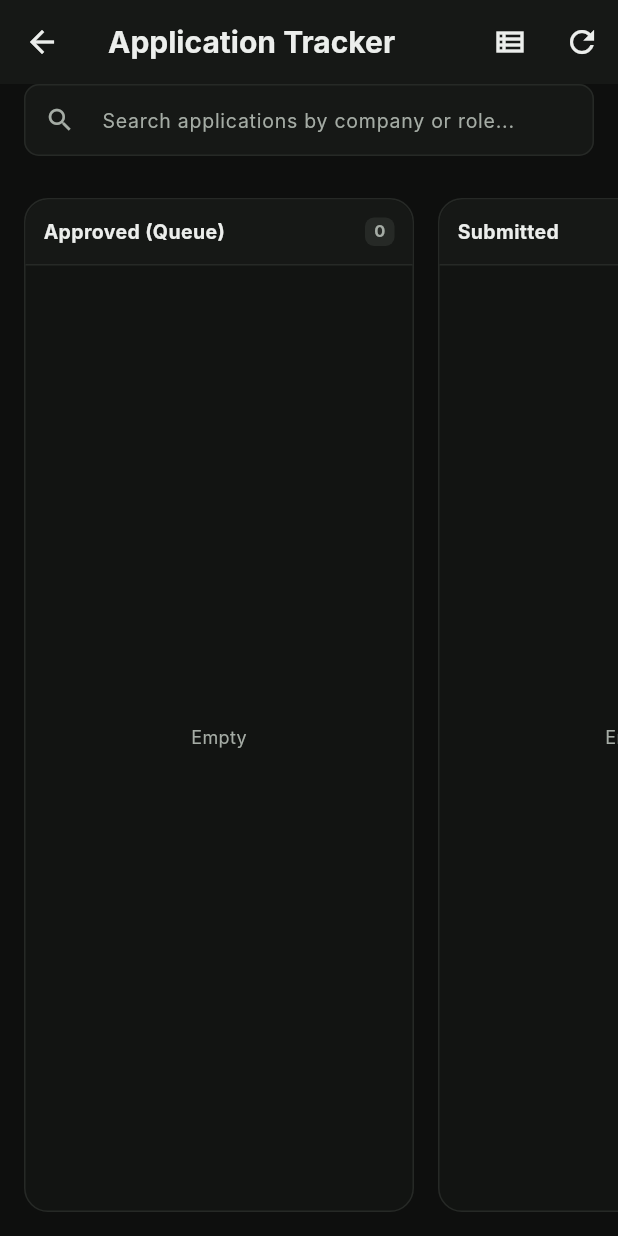
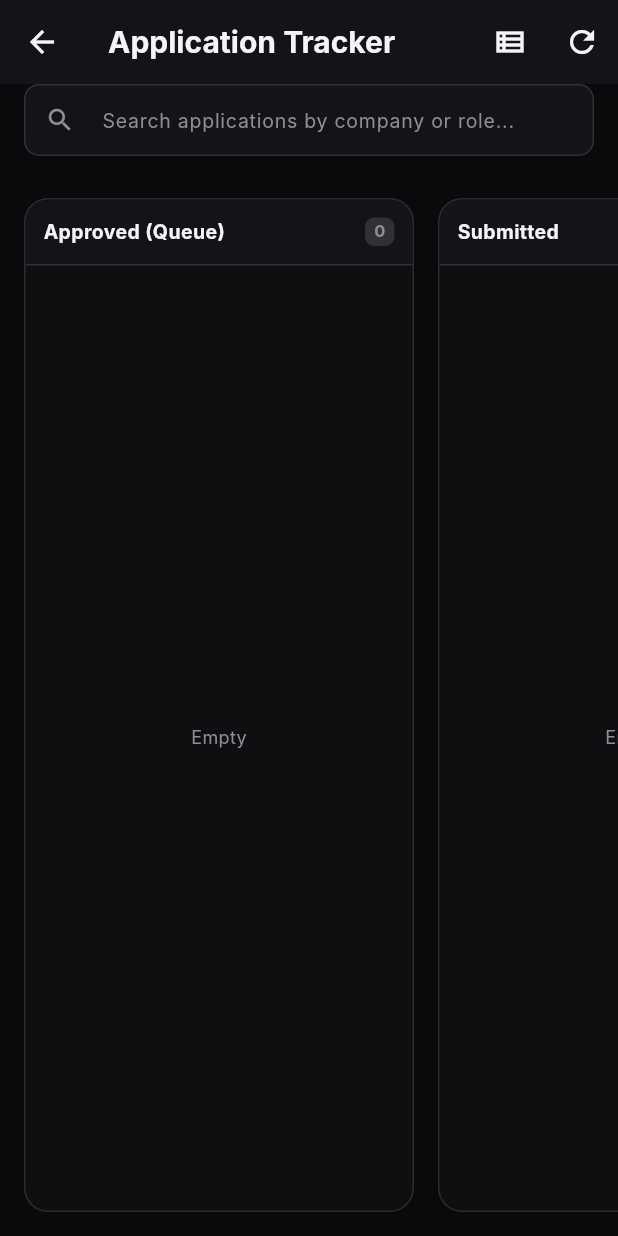
Before and after one commit to Adharsh-Arvinth/ApplyPilot, a Flutter app: the ApplicationTrackerScreen screen opened directly, after a tap on the "view kanban" icon, on a phone screen of 412 x 824 dp. Run offline on Flutter 3.47's test engine with Material 3 defaults, Android fonts, the phone set to English and light mode, and no system bars; our stand-ins replace file_picker, shared_preferences; accounts and stored records are empty; network calls fail; Roboto replaces fonts that are missing (Inter).

Commit message:
feat(design): complete Apple Music overhaul, eliminate title collision, genuine ATS proofs & 4-level evidence

```diff
--- /dev/null
+++ b/app/lib/core/apple_music_theme.dart
@@ -0,0 +1,216 @@
+import 'dart:ui';
+import 'package:flutter/material.dart';
+
+/// ApplyPilot Apple Music-Inspired Design System
+/// Combines Apple Music's dark editorial refinement with Hallmark craft:
+/// - Rich near-black backgrounds (#0A0A0C to #101014)
+/// - Deep charcoal surfaces (#141418, #1C1C24)
+/// - Strong white typography with hierarchy (#F5F5F7, #8E8E93, #636366)
+/// - Restrained semantic accents: Emerald, Coral, Violet, Blue, Amber
+/// - Translucent surfaces with BackdropFilter blur
+/// - Compact controls, table-style list rows, no repetitive cards-in-cards
+class AppleMusicTheme {
+  // 1. Dark Surfaces & Foundations
+  static const Color background = Color(0xFF0A0A0C);
+  static const Color surface = Color(0xFF141418);
+  static const Color surfaceElevated = Color(0xFF1C1C24);
+  static const Color surfaceSubtle = Color(0xFF0E0E12);
+  static const Color frostedGlass = Color(0xCC141418);
+  static const Color hairline = Color(0x1FFFFFFF);
+  static const Color hairlineProminent = Color(0x2EFFFFFF);
+
+  // 2. High-Fidelity Typography
+  static const Color textPrimary = Color(0xFFF5F5F7);
+  static const Color textSecondary = Color(0xFF8E8E93);
+  static const Color textTertiary = Color(0xFF636366);
+
+  // 3. Restrained Semantic Color System
+  static const Color emerald = Color(0xFF30D158); // Successful operations, confirmed
+  static const Color emeraldSubtle = Color(0x1F30D158);
+
+  static const Color coral = Color(0xFFFF453A); // Critical errors, pause, rejection
+  static const Color coralSubtle = Color(0x1FFF453A);
+
+  static const Color violet = Color(0xFFBF5AF2); // Gemini AI intelligence, copilot
+  static const Color violetSubtle = Color(0x1FBF5AF2);
+
+  static const Color blue = Color(0xFF0A84FF); // Discovery, links, telemetry
+  static const Color blueSubtle = Color(0x1F0A84FF);
+
+  static const Color amber = Color(0xFFFF9F0A); // Pending approval, waiting, warnings
+  static const Color amberSubtle = Color(0x1FFFF9F0A);
+
+  // 4. Geometry & Radii
+  static const double radiusControl = 8.0;
+  static const double radiusCard = 12.0;
+  static const double radiusPill = 999.0;
+
+  // 5. Typography Scale
+  static const TextStyle displayLarge = TextStyle(
+    fontSize: 28,
+    fontWeight: FontWeight.w700,
+    letterSpacing: -0.6,
+    color: textPrimary,
+  );
+
+  static const TextStyle sectionHeader = TextStyle(
+    fontSize: 20,
+    fontWeight: FontWeight.w600,
+    letterSpacing: -0.3,
+    color: textPrimary,
+  );
+
+  static const TextStyle itemTitle = TextStyle(
+    fontSize: 16,
+    fontWeight: FontWeight.w600,
+    letterSpacing: -0.1,
+    color: textPrimary,
+  );
+
+  static const TextStyle body = TextStyle(
+    fontSize: 14,
+    fontWeight: FontWeight.w400,
+    color: textSecondary,
+  );
+
+  static const TextStyle caption = TextStyle(
+    fontSize: 12,
+    fontWeight: FontWeight.w400,
+    color: textTertiary,
+  );
+
+  static const TextStyle metricLarge = TextStyle(
+    fontSize: 26,
+    fontWeight: FontWeight.w700,
+    letterSpacing: -0.5,
+    color: textPrimary,
+    fontFeatures: [FontFeature.tabularFigures()],
+  );
+
+  // 6. Common Apple Music UI Containers
+  static Widget sectionTitle(String title, {String? subtitle, Widget? action}) {
+    return Padding(
+      padding: const EdgeInsets.symmetric(vertical: 8.0),
+      child: Row(
+        mainAxisAlignment: MainAxisAlignment.spaceBetween,
+        children: [
+          Expanded(
+            child: Column(
+              crossAxisAlignment: CrossAxisAlignment.start,
+              children: [
+                Text(title, style: sectionHeader),
+                if (subtitle != null && subtitle.isNotEmpty) ...[
+                  const SizedBox(height: 2),
+                  Text(subtitle, style: caption),
+                ],
+              ],
+            ),
+          ),
+          if (action != null) action,
+        ],
+      ),
+    );
+  }
+
+  static BoxDecoration cardDecoration({bool isSelected = false, Color? customBg}) {
+    return BoxDecoration(
+      color: customBg ?? surface,
+      borderRadius: BorderRadius.circular(radiusCard),
+      border: Border.all(
+        color: isSelected ? hairlineProminent : hairline,
+        width: 1.0,
+      ),
+    );
+  }
+
+  static Widget frostedContainer({
+    required Widget child,
+    EdgeInsets padding = const EdgeInsets.all(16),
+    double borderRadius = radiusCard,
+  }) {
+    return ClipRRect(
+      borderRadius: BorderRadius.circular(borderRadius),
+      child: BackdropFilter(
+        filter: ImageFilter.blur(sigmaX: 16, sigmaY: 16),
+        child: Container(
+          padding: padding,
+          decoration: BoxDecoration(
+            color: frostedGlass,
+            borderRadius: BorderRadius.circular(borderRadius),
+            border: Border.all(color: hairline, width: 1.0),
+          ),
+          child: child,
+        ),
+      ),
+    );
+  }
+
+  /// 4-Level Evidence Badge:
+  /// Level 1: Simulation (Dry-Run)
+  /// Level 2: Form Completed — Not Submitted
+  /// Level 3: Submission Attempted — Confirmation Pending
+  /// Level 4: Application Confirmed
+  static Widget evidenceBadge(int level, {String? customText}) {
+    Color bg;
+    Color border;
+    Color fg;
+    String label;
+    IconData icon;
+
+    switch (level) {
+      case 4:
+        bg = emeraldSubtle;
+        border = emerald.withOpacity(0.4);
+        fg = emerald;
+        label = customText ?? "Confirmed Submitted";
+        icon = Icons.check_circle_outlined;
+        break;
+      case 3:
+        bg = blueSubtle;
+        border = blue.withOpacity(0.4);
+        fg = blue;
+        label = customText ?? "Submission Attempted";
+        icon = Icons.send_outlined;
+        break;
+      case 2:
+        bg = amberSubtle;
+        border = amber.withOpacity(0.4);
+        fg = amber;
+        label = customText ?? "Form Completed (Unsubmitted)";
+        icon = Icons.assignment_turned_in_outlined;
+        break;
+      case 1:
+      default:
+        bg = surfaceElevated;
+        border = hairlineProminent;
+        fg = textSecondary;
+        label = customText ?? "Dry-Run Simulation";
+        icon = Icons.science_outlined;
+        break;
+    }
+
+    return Container(
+      padding: const EdgeInsets.symmetric(horizontal: 8, vertical: 3),
+      decoration: BoxDecoration(
+        color: bg,
+        borderRadius: BorderRadius.circular(radiusControl),
+        border: Border.all(color: border, width: 0.8),
+      ),
+      child: Row(
+        mainAxisSize: MainAxisSize.min,
+        children: [
+          Icon(icon, size: 11, color: fg),
+          const SizedBox(width: 4),
+          Text(
+            label,
+            style: TextStyle(
+              fontSize: 10,
+              fontWeight: FontWeight.w600,
+              color: fg,
+            ),
+          ),
+        ],
+      ),
+    );
+  }
+}
--- a/app/lib/core/theme.dart
+++ b/app/lib/core/theme.dart
@@ -61,41 +61,41 @@ class AppColors {
   static const Color errorLight = Color(0xFFBA1A1A);
   static const Color blueLight = Color(0xFF1D4E89);
 
-  // Dark Theme Palette (Strict Phase 3 Spec Tokens)
-  static const Color canvasDark = Color(0xFF0E0F0E);
-  static const Color surfaceDark = Color(0xFF161816);
-  static const Color surfaceSubtleDark = Color(0xFF1E211E);
-  static const Color borderHairlineDark = Color(0xFF262926);
-  static const Color textPrimaryDark = Color(0xFFECEEEC);
-  static const Color textSecondaryDark = Color(0xFFA5ACA5);
-  static const Color textMutedDark = Color(0xFF8A908A);
-  static const Color accentDark = Color(0xFF7FD1A8);
-  static const Color accentOnAccentDark = Color(0xFF0E0F0E);
-  static const Color brassDark = Color(0xFFD4AF37);
-  static const Color successDark = Color(0xFF7FD1A8);
-  static const Color warningDark = Color(0xFFE9C46A);
-  static const Color errorDark = Color(0xFFFF6B6B);
-  static const Color blueDark = Color(0xFF64DFDF);
+  // Dark Theme Palette (Apple Music Refined Editorial Foundation)
+  static const Color canvasDark = Color(0xFF0A0A0C);
+  static const Color surfaceDark = Color(0xFF141418);
+  static const Color surfaceSubtleDark = Color(0xFF1C1C24);
+  static const Color borderHairlineDark = Color(0x1FFFFFFF);
+  static const Color textPrimaryDark = Color(0xFFF5F5F7);
+  static const Color textSecondaryDark = Color(0xFF8E8E93);
+  static const Color textMutedDark = Color(0xFF636366);
+  static const Color accentDark = Color(0xFF30D158);
+  static const Color accentOnAccentDark = Color(0xFF000000);
+  static const Color brassDark = Color(0xFFFFD60A);
+  static const Color successDark = Color(0xFF30D158);
+  static const Color warningDark = Color(0xFFFF9F0A);
+  static const Color errorDark = Color(0xFFFF453A);
+  static const Color blueDark = Color(0xFF0A84FF);
 
-  // Semantic Colorful Palette
+  // Semantic Colorful Palette (Apple Music System Colors)
   // Emerald: Successful applications & positive progress
-  static const Color emeraldLight = Color(0xFF2D6A4F);
-  static const Color emeraldDark = Color(0xFF52B788);
+  static const Color emeraldLight = Color(0xFF30D158);
+  static const Color emeraldDark = Color(0xFF30D158);
   // Blue: Job discovery & general information
-  static const Color semanticBlueLight = Color(0xFF1D4E89);
-  static const Color semanticBlueDark = Color(0xFF4895EF);
+  static const Color semanticBlueLight = Color(0xFF0A84FF);
+  static const Color semanticBlueDark = Color(0xFF0A84FF);
   // Violet: AI operations & resume intelligence
-  static const Color violetLight = Color(0xFF6A4C93);
-  static const Color violetDark = Color(0xFF9D4EDD);
+  static const Color violetLight = Color(0xFFBF5AF2);
+  static const Color violetDark = Color(0xFFBF5AF2);
   // Amber: Pending approvals & attention required
-  static const Color amberLight = Color(0xFFD4A373);
-  static const Color amberDark = Color(0xFFF4A261);
+  static const Color amberLight = Color(0xFFFF9F0A);
+  static const Color amberDark = Color(0xFFFF9F0A);
   // Coral: Errors, failed applications & warnings
-  static const Color coralLight = Color(0xFFE76F51);
-  static const Color coralDark = Color(0xFFE63946);
+  static const Color coralLight = Color(0xFFFF453A);
+  static const Color coralDark = Color(0xFFFF453A);
   // Teal: Interviews & career milestones
-  static const Color tealLight = Color(0xFF0081A7);
-  static const Color tealDark = Color(0xFF2A9D8F);
+  static const Color tealLight = Color(0xFF64D2FF);
+  static const Color tealDark = Color(0xFF64D2FF);
 
   static Color getSemanticColor(String type, bool isDark) {
     switch (type.toLowerCase()) {
```
Also changed, not shown: app/lib/screens/application_tracker_screen.dart (+49 -80 lines), app/lib/screens/home_screen.dart (+75 -57 lines), app/lib/ui_templates/layout/kite_app_shell.dart (+23 -15 lines), app/lib/widgets/smart_widgets.dart (+29 -8 lines), 6 other files.
